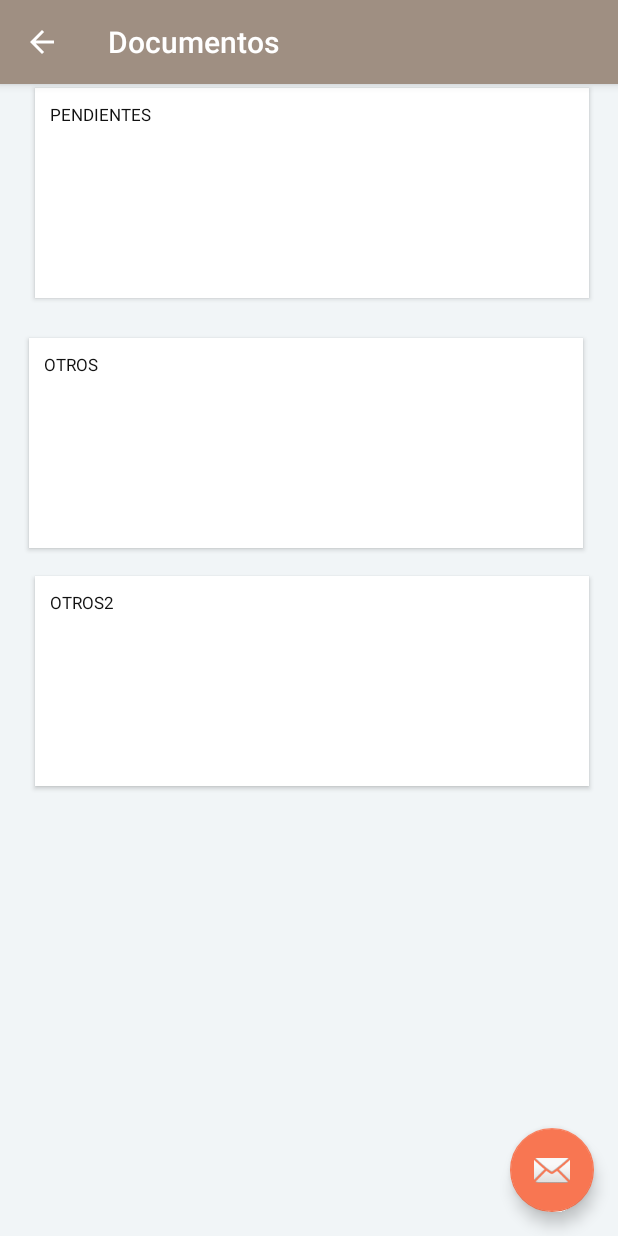
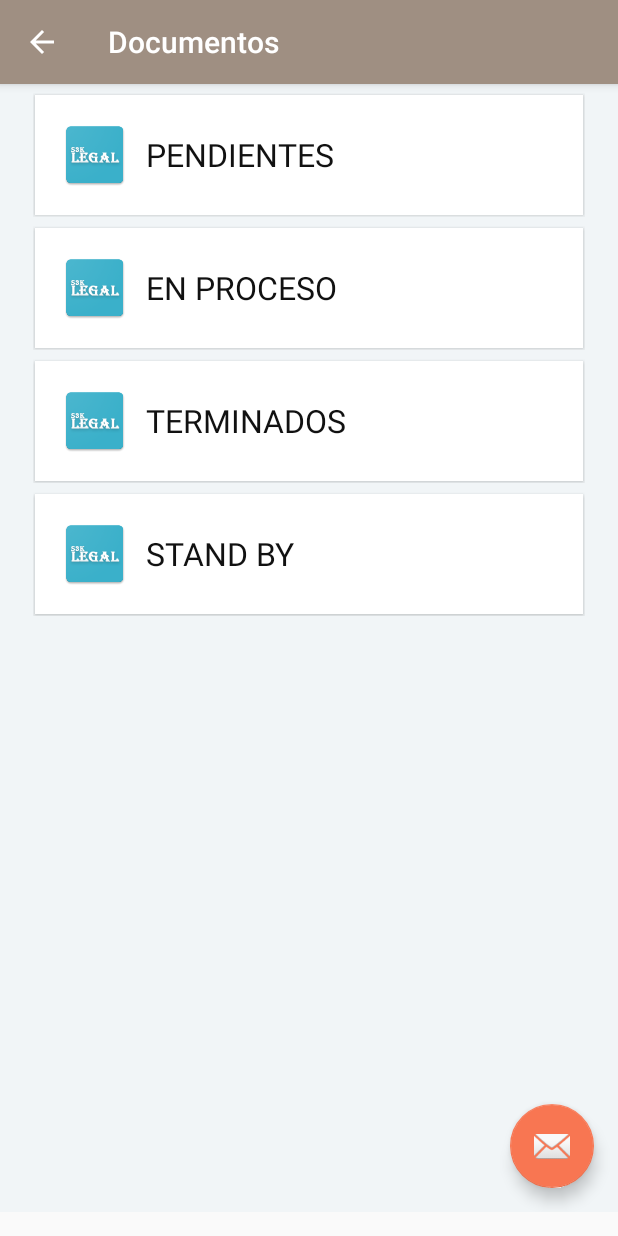
Before and after one commit to rogergcc/appzonas, an Android app: the DocumentosActivity screen opened directly, with no data from a screen before it, on a phone screen of 412 x 824 dp. Run offline under Robolectric (Android 15) with nearby library versions, the phone set to English and light mode, and no system bars; pictures from the network do not load.

Commit message:
Documentos vista
doc pendienstes, en proceso, otros etc

```diff
--- a/app/src/main/java/com/example/s3k_user1/appzonas/DocumentosActivity.java
+++ b/app/src/main/java/com/example/s3k_user1/appzonas/DocumentosActivity.java
@@ -39,13 +39,14 @@ public class DocumentosActivity extends AppCompatActivity {
         recyclerView = findViewById(R.id.recycler_view);
         itemsList = new ArrayList<>();
         itemsList.add("PENDIENTES");
-        itemsList.add("OTROS");
-        itemsList.add("OTROS2");
+        itemsList.add("EN PROCESO");
+        itemsList.add("TERMINADOS");
+        itemsList.add("STAND BY");
         mAdapter = new StoreAdapter(this, itemsList);
 
         RecyclerView.LayoutManager mLayoutManager = new GridLayoutManager(this, 1);
         recyclerView.setLayoutManager(mLayoutManager);
-        recyclerView.addItemDecoration(new GridSpacingItemDecoration(2, dpToPx(8), true));
+        recyclerView.addItemDecoration(new GridSpacingItemDecoration(1, dpToPx(6), true));
         recyclerView.setItemAnimator(new DefaultItemAnimator());
         recyclerView.setAdapter(mAdapter);
         recyclerView.setNestedScrollingEnabled(false);
@@ -140,8 +141,7 @@ public class DocumentosActivity extends AppCompatActivity {
             holder.name.setText(movie.get(0));
 
 
-            Glide.with(context)
-                    .load(movie.get(0));
+            //Glide.with(context).load(movie.get(0));
 
         }
 
--- a/app/src/main/res/layout/activity_documentos.xml
+++ b/app/src/main/res/layout/activity_documentos.xml
@@ -5,6 +5,7 @@
     xmlns:tools="http://schemas.android.com/tools"
     android:layout_width="match_parent"
     android:layout_height="match_parent"
+    android:paddingBottom="@dimen/activity_vertical_margin"
     tools:context=".DocumentosActivity">
 
     <android.support.design.widget.AppBarLayout
--- a/app/src/main/res/layout/content_documentos.xml
+++ b/app/src/main/res/layout/content_documentos.xml
@@ -8,16 +8,22 @@
     <LinearLayout
         android:layout_width="match_parent"
         android:layout_height="match_parent"
-        android:padding="10dp"
-        android:layout_marginTop="20dp"
+
+
         android:orientation="vertical">
+        <android.support.v7.widget.Toolbar
+            android:layout_width="match_parent"
 
+            android:layout_height="wrap_content"
+            android:background="#9F8F82"
+            android:id="@+id/toolbarmain"
+            />
 
         <android.support.v7.widget.RecyclerView
             android:id="@+id/recycler_view"
             android:layout_width="match_parent"
             android:layout_height="match_parent"
-            android:paddingTop="15dp"
+
             android:clipToPadding="false"
             android:scrollbars="vertical" />
 
--- a/app/src/main/res/layout/documentos_item.xml
+++ b/app/src/main/res/layout/documentos_item.xml
@@ -1,39 +1,48 @@
 <LinearLayout xmlns:android="http://schemas.android.com/apk/res/android"
     xmlns:card_view="http://schemas.android.com/apk/res-auto"
     android:layout_width="match_parent"
+
+    android:layout_marginHorizontal="@dimen/activity_horizontal_margin"
     android:layout_height="wrap_content">
 
     <android.support.v7.widget.CardView
         android:id="@+id/card_view"
         android:layout_width="match_parent"
-        android:layout_height="140dp"
+        android:layout_height="match_parent"
         android:layout_gravity="center"
-        android:layout_margin="@dimen/card_margin"
+
+        android:layout_margin="1dp"
         android:clickable="true"
         android:elevation="3dp"
         android:foreground="?attr/selectableItemBackground"
+
         card_view:cardCornerRadius="@dimen/card_album_radius">
 
-        <RelativeLayout
+        <LinearLayout
             android:layout_width="match_parent"
+            android:padding="@dimen/espacio_norma_1"
             android:layout_height="match_parent">
 
-
+            <android.support.v7.widget.AppCompatImageView
+                android:layout_width="wrap_content"
+                android:src="@mipmap/ic_logo"
+                android:layout_height="match_parent" />
             <TextView
                 android:id="@+id/title"
                 android:layout_width="match_parent"
-                android:layout_height="wrap_content"
+                android:layout_height="match_parent"
+                android:gravity="center_vertical"
 
-                android:lines="2"
 
                 android:paddingLeft="@dimen/card_title_padding"
+
                 android:paddingRight="@dimen/card_title_padding"
-                android:paddingTop="@dimen/card_title_padding"
+
                 android:textColor="#111"
-                android:textSize="11dp" />
+                android:textSize="21dp" />
 
 
-        </RelativeLayout>
+        </LinearLayout>
 
     </android.support.v7.widget.CardView>
 
```
Also changed, not shown: app/src/main/res/mipmap-hdpi/ic_document.png (added), app/src/main/res/mipmap-mdpi/ic_document.png (added), app/src/main/res/mipmap-xhdpi/ic_document.png (added), app/src/main/res/mipmap-xxhdpi/ic_document.png (added), app/src/main/res/mipmap-xxxhdpi/ic_document.png (added).
